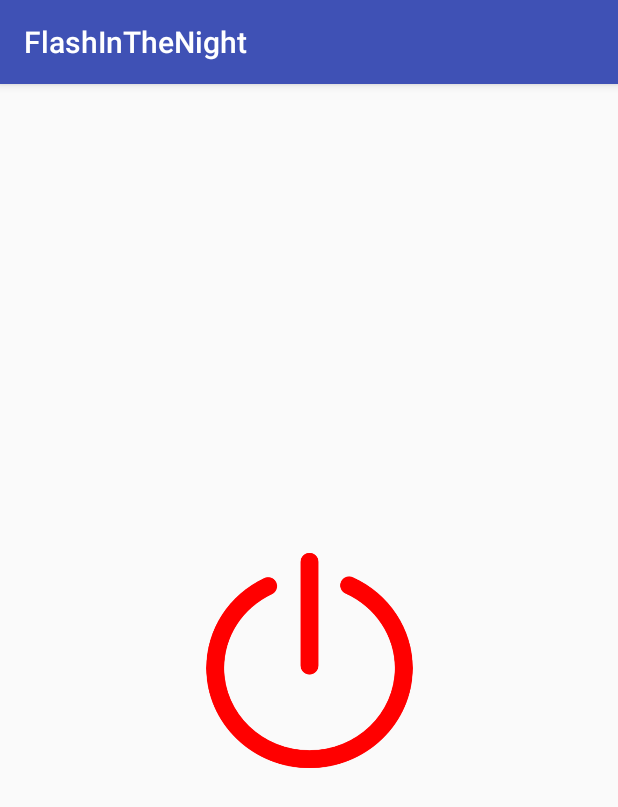
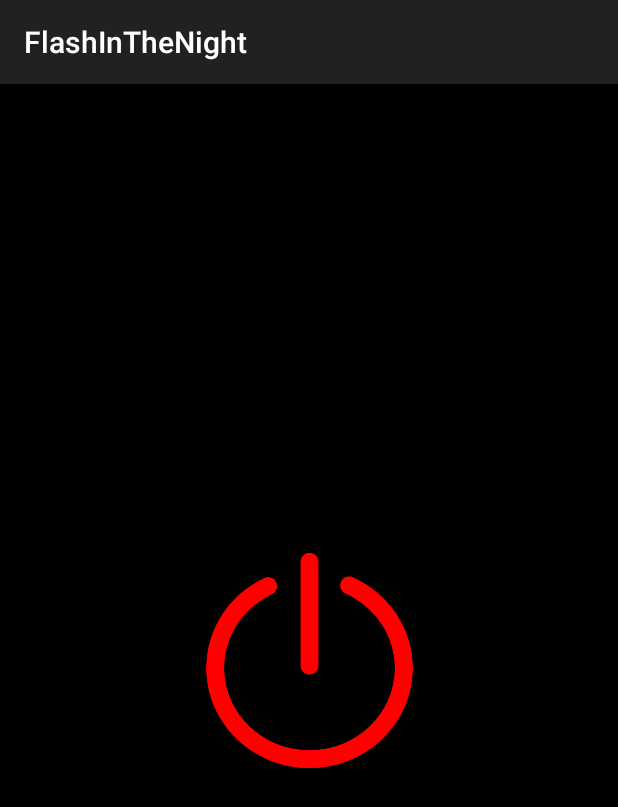
Before and after one commit to TheVigor/FlashInTheNight, an Android app: the screen it shows after launch (MainActivity), on a phone screen of 412 x 824 dp. Shown: the top 807 px of the screen. Run offline under Robolectric (Android 15) with nearby library versions, the light colour scheme and no system bars; our stand-ins replace RxJava; 1 statement that could not run was skipped.

Commit message:
dark background added

```diff
--- a/app/src/main/res/values/colors.xml
+++ b/app/src/main/res/values/colors.xml
@@ -3,4 +3,5 @@
     <color name="colorPrimary">#3F51B5</color>
     <color name="colorPrimaryDark">#303F9F</color>
     <color name="colorAccent">#FF4081</color>
+    <color name="colorBackground">#000000</color>
 </resources>
--- a/app/src/main/res/values/styles.xml
+++ b/app/src/main/res/values/styles.xml
@@ -3,9 +3,8 @@
     <!-- Base application theme. -->
     <style name="AppTheme" parent="Theme.AppCompat.Light.DarkActionBar">
         <!-- Customize your theme here. -->
-        <item name="colorPrimary">@color/colorPrimary</item>
-        <item name="colorPrimaryDark">@color/colorPrimaryDark</item>
-        <item name="colorAccent">@color/colorAccent</item>
+        <item name="android:windowBackground">@color/colorBackground</item>
+        <item name="android:colorBackground">@color/colorBackground</item>
     </style>
 
 </resources>
```
